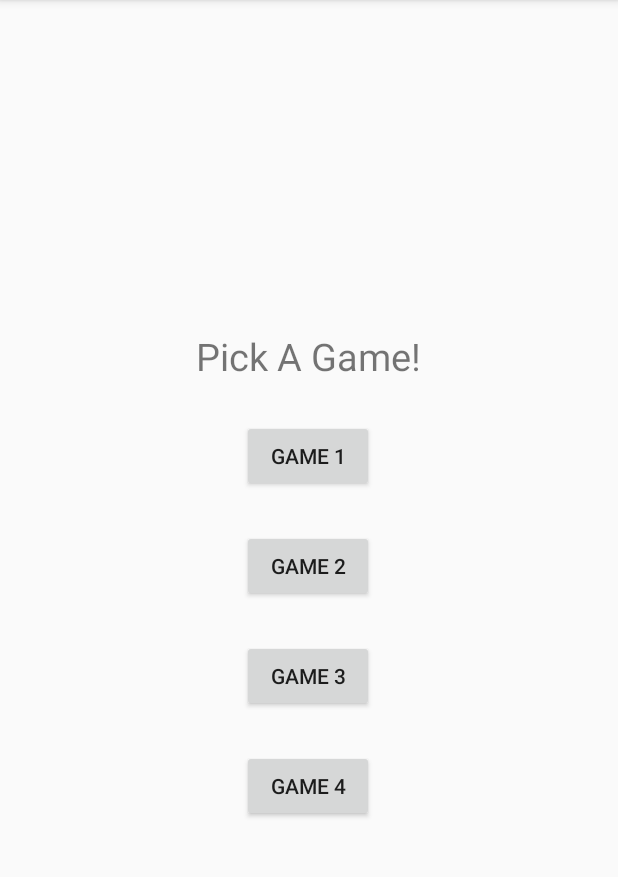
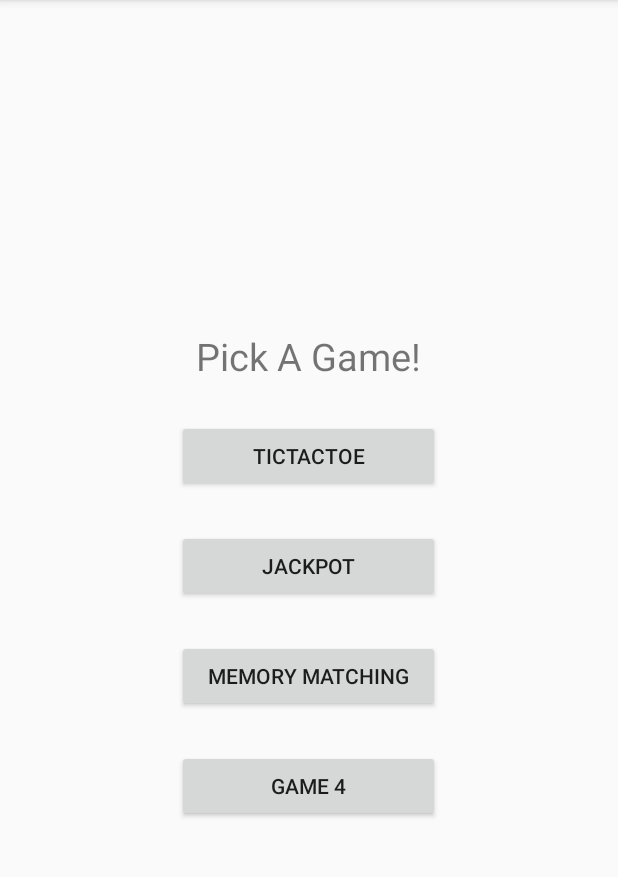
Before and after one commit to YY0NII/LoonsPartyPack, an Android app: the screen it shows after launch (MainActivity), on a phone screen of 412 x 824 dp, the part 84-961 px from its top. Run offline under Robolectric (Android 15) with nearby library versions, the phone set to English and light mode, and no system bars.

```diff
--- a/app/src/main/res/layout/activity_main.xml
+++ b/app/src/main/res/layout/activity_main.xml
@@ -1,15 +1,21 @@
 <?xml version="1.0" encoding="utf-8"?>
-<LinearLayout android:layout_height="wrap_content"
+<ScrollView android:layout_height="match_parent"
+    android:layout_width="match_parent"
+    xmlns:android="http://schemas.android.com/apk/res/android"
+    android:orientation="vertical">
+
+    <LinearLayout
         android:layout_width="wrap_content"
-    xmlns:android="http://schemas.android.com/apk/res/android"
+        android:layout_height="wrap_content"
         android:orientation="vertical"
         android:layout_gravity="center">
 
         <TextView
             android:layout_width="wrap_content"
             android:layout_height="wrap_content"
-        android:text="Pick A Game!"
-        android:textSize="25sp"/>
+            android:text="@string/pick_a_game"
+            android:layout_gravity="center"
+            android:textSize="25sp" />
 
         <Space
             android:layout_width="match_parent"
@@ -18,10 +24,10 @@
 
         <Button
             android:id="@+id/Game1"
-        android:layout_width="wrap_content"
+            android:layout_width="175dp"
             android:layout_height="wrap_content"
             android:layout_gravity="center"
-        android:text="game 1" />
+            android:text="@string/tictactoe" />
 
         <Space
             android:layout_width="match_parent"
@@ -30,11 +36,10 @@
 
         <Button
             android:id="@+id/Game2"
-        android:layout_width="wrap_content"
+            android:layout_width="175dp"
             android:layout_height="wrap_content"
             android:layout_gravity="center"
-        android:text="game 2"
-        android:onClick="playJackpot"/>
+            android:text="@string/jackpot" />
 
         <Space
             android:layout_width="match_parent"
@@ -43,11 +48,10 @@
 
         <Button
             android:id="@+id/Game3"
-        android:layout_width="wrap_content"
+            android:layout_width="175dp"
             android:layout_height="wrap_content"
             android:layout_gravity="center"
-        android:text="game 3"
-        />
+            android:text="@string/memory_matching" />
 
         <Space
             android:layout_width="match_parent"
@@ -56,9 +60,13 @@
 
         <Button
             android:id="@+id/Game4"
-        android:layout_width="wrap_content"
+            android:layout_width="175dp"
             android:layout_height="wrap_content"
             android:layout_gravity="center"
-        android:text="game 4"/>
+            android:text="@string/game_4"/>
 
     </LinearLayout>
+
+
+
+</ScrollView>
--- a/app/src/main/res/values/strings.xml
+++ b/app/src/main/res/values/strings.xml
@@ -15,4 +15,12 @@
     <string name="x_wins">X Wins</string>
     <string name="o_wins">O Wins</string>
     <string name="no_winner">No Winner</string>
+    <string name="reset">Reset</string>
+    <string name="pick_a_game">Pick A Game!</string>
+    <string name="game_1">game 1</string>
+    <string name="game_2">game 2</string>
+    <string name="game_3">game 3</string>
+    <string name="game_4">game 4</string>
+    <string name="jackpot">Jackpot</string>
+    <string name="memory_matching">Memory Matching</string>
 </resources>
```
Also changed, not shown: app/src/main/java/com/example/loonspartypack/Game2/Game2Activity.java (+29 -0 lines), app/src/main/java/com/example/loonspartypack/Game3/EndGame.java (+27 -0 lines), app/src/main/java/com/example/loonspartypack/Game3/Game3Activity.java (+27 -0 lines), app/src/main/java/com/example/loonspartypack/Game3/ImageAdapter.java (+11 -0 lines), app/src/main/res/layout/activity_tic_tac_toe.xml (+24 -14 lines). Lines whose indentation alone changed are shown as unchanged.
